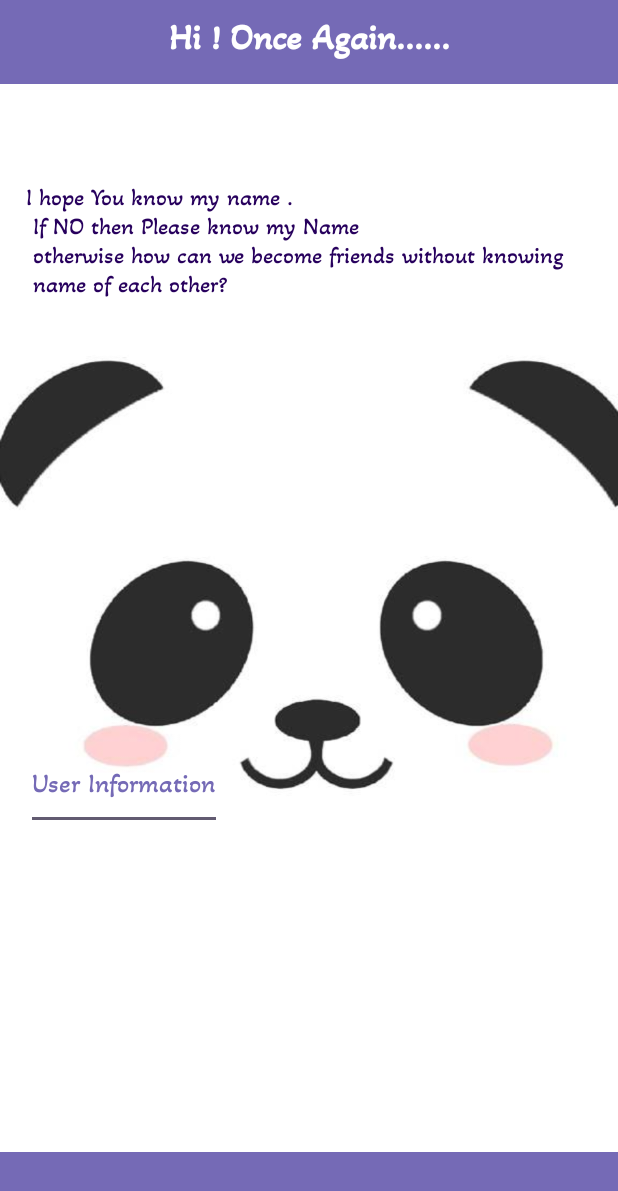
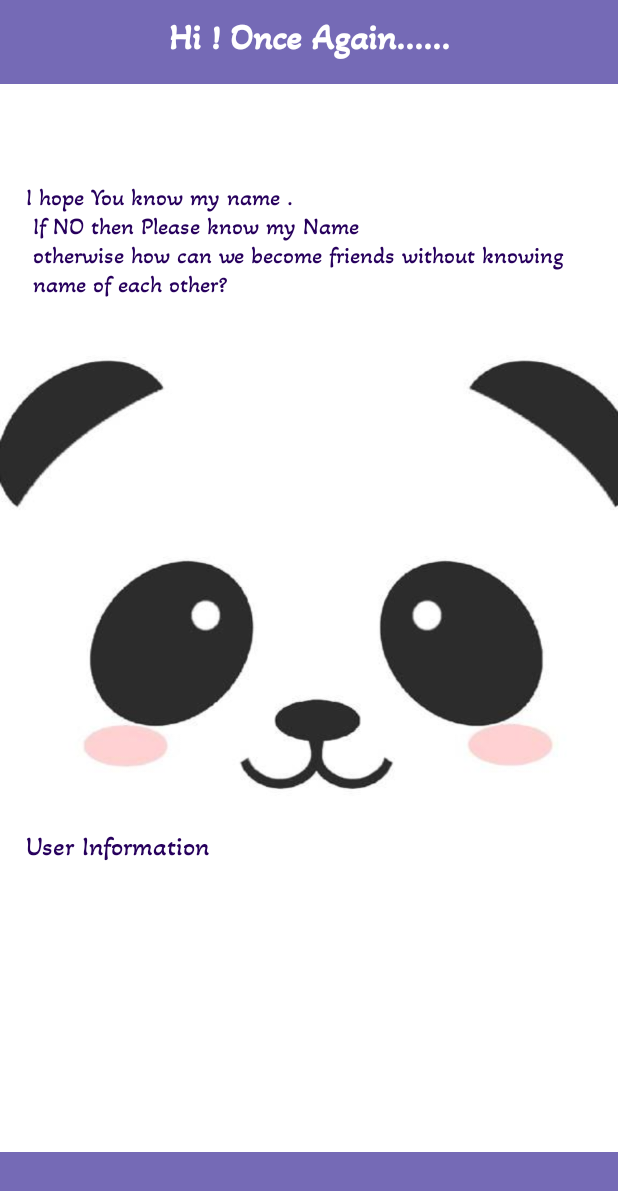
Before and after one commit to Dubey1209/MyIntroFolio, an Android app: the layout activity_user_information.xml on its own in the app's theme, with its tools: preview values and no code run, on a phone screen of 412 x 824 dp. Shown: the top 1191 px of the screen. Run offline under Robolectric (Android 15) with nearby library versions, the light colour scheme and no system bars.

```diff
--- a/app/src/main/res/layout/activity_user_information.xml
+++ b/app/src/main/res/layout/activity_user_information.xml
@@ -49,16 +49,14 @@
         app:layout_constraintStart_toStartOf="parent"
         app:layout_constraintTop_toBottomOf="@+id/heading5" />
 
-    <EditText
+    <TextView
         android:id="@+id/friendInformation"
         android:layout_width="wrap_content"
         android:layout_height="wrap_content"
-        android:layout_marginTop="272dp"
+        android:layout_marginTop="324dp"
         android:fontFamily="@font/akaya_telivigala"
-        android:hint="User Information"
+        android:text="@string/friendInformation"
         android:textColor="@color/dark_purple"
-        android:textColorHint="@color/purple"
-
         android:textSize="18sp"
         app:layout_constraintEnd_toEndOf="@+id/textview2"
         app:layout_constraintHorizontal_bias="0.0"
--- a/app/src/main/res/values/strings.xml
+++ b/app/src/main/res/values/strings.xml
@@ -13,10 +13,11 @@
     <string name="tvques1">I LOVE Exploring People and Making Them My Friend...\n So Will YOU Introduce yourself ?</string>
     <string name="tvusername">What\'s your beautiful name ?</string>
     <string name="etusername">My Name</string>
-    <string name="tvuserhobbie">What is your Hobbie ?</string>
+    <string name="tvuserhobbie">What are your Hobbies ?</string>
     <string name="etuserhobbie">My Hobbie</string>
     <string name="btnfriends">Friends ?</string>
     <string name="btnprofessional">Professional Me</string>
     <string name="heading5">Hi ! Once Again......</string>
     <string name="textview2">I hope You know my name . \n If NO then Please know my Name \n otherwise how can we become friends without knowing\n name of each other?\n</string>
+    <string name="friendInformation">User Information</string>
 </resources>
```
Also changed, not shown: app/src/main/java/com/example/myintrofolio/MainActivity.kt (+36 -15 lines), app/src/main/java/com/example/myintrofolio/UserInformation.kt (+13 -1 lines).
